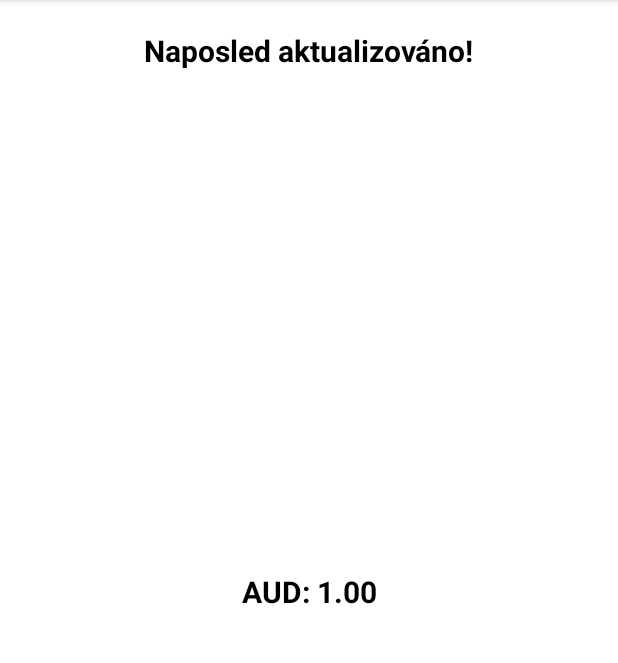
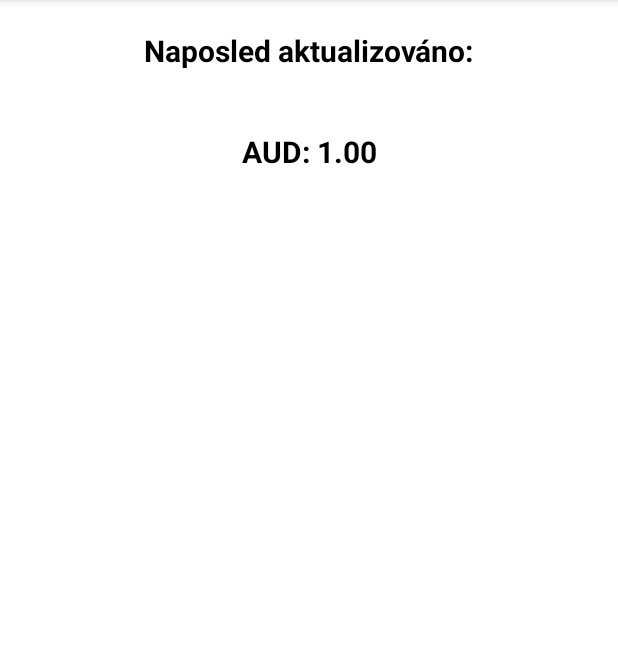
Before and after one commit to Iniesta-sys/AK7MT_Project, an Android app: the screen it shows after launch (MainActivity), on a phone screen of 412 x 824 dp, the part 84-747 px from its top. Run offline under Robolectric (Android 15) with nearby library versions, the phone set to English and light mode, and no system bars.

Commit message:
úprava textu

```diff
--- a/app/src/main/res/layout/activity_main.xml
+++ b/app/src/main/res/layout/activity_main.xml
@@ -7,10 +7,10 @@
     android:layout_height="match_parent"
     tools:context=".MainActivity">
     <TextView
-        android:id="@+id/lastupdate"
+        android:id="@+id/lastUpdate"
         android:layout_width="wrap_content"
         android:layout_height="wrap_content"
-        android:text="Naposled aktualizováno!"
+        android:text="Naposled aktualizováno:"
         android:textColor="@color/black"
         android:textSize="20dp"
         android:textStyle="bold"
@@ -28,10 +28,10 @@
         android:textColor="@color/black"
         android:textSize="20dp"
         android:textStyle="bold"
-        app:layout_constraintBottom_toBottomOf="parent"
+        android:layout_marginTop="40dp"
         app:layout_constraintStart_toStartOf="parent"
         app:layout_constraintEnd_toEndOf="parent"
-        app:layout_constraintTop_toTopOf= "@id/lastupdate" />
+        app:layout_constraintTop_toBottomOf= "@id/lastUpdate" />
 
 
 </androidx.constraintlayout.widget.ConstraintLayout>
```
